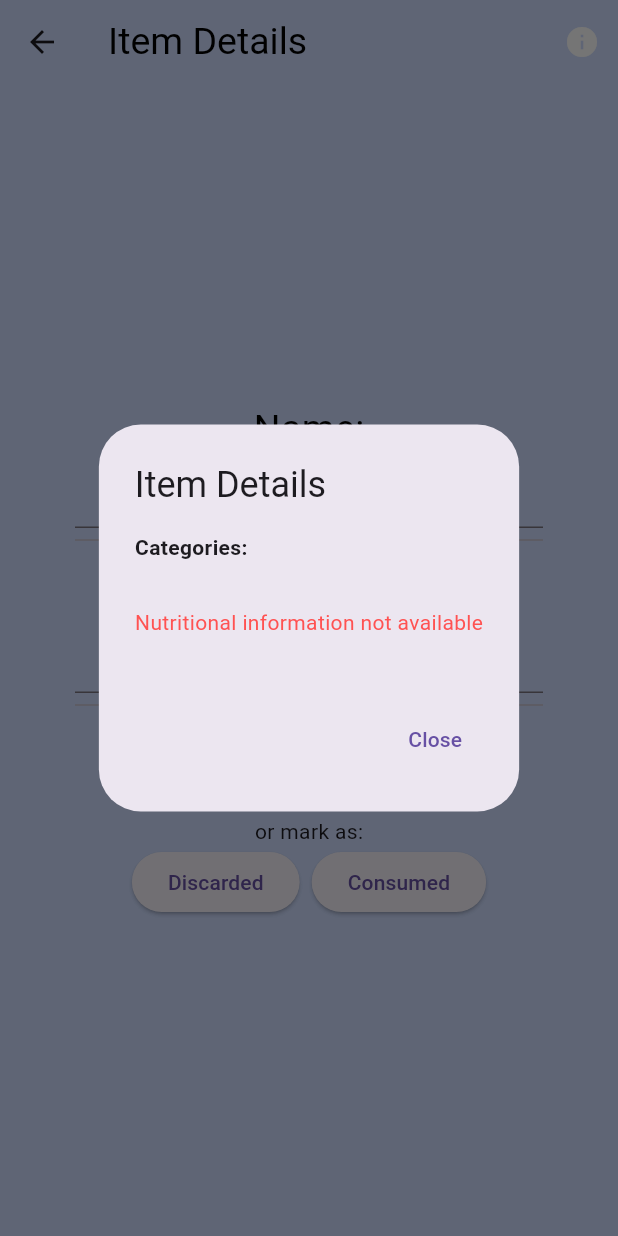
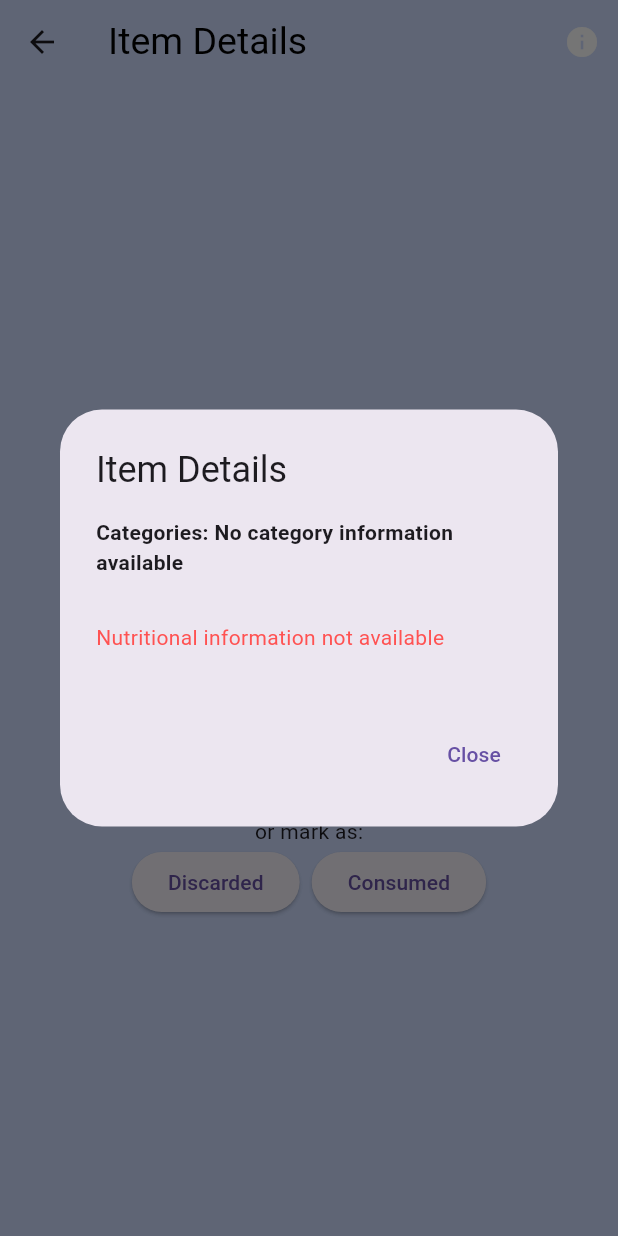
Before and after one commit to azizakurbonova/Pantry-Buddy, a Flutter app: the ItemDetails screen opened directly with empty values, after a tap on the "info" icon, on a phone screen of 412 x 824 dp. Run offline on Flutter 3.47's test engine with Material 3 defaults, Android fonts, the phone set to English and light mode, and no system bars; our stand-ins replace csv, firebase_auth, firebase_core, firebase_database, flutter_speed_dial; missing offline and left inert: dart:js_interop, flutter_barcode_scanner, string_similarity; accounts and stored records are empty.

Commit message:
implemented nutritents and category info

```diff
--- a/pantrybuddy/lib/Display/groceryDetails.dart
+++ b/pantrybuddy/lib/Display/groceryDetails.dart
@@ -33,35 +33,41 @@ class _FoodDetailsState extends State<ItemDetails> {
 
   int getIndex(List<GroceryItem> groceries, GroceryItem item) {
     for (int x = 0; x < groceries.length; x++) {
-      if (item.dateAdded.toIso8601String() ==
-          groceries[x].dateAdded.toIso8601String()) {
+      if ((item.dateAdded.toIso8601String() ==
+              groceries[x].dateAdded.toIso8601String()) &&
+          (item.name == groceries[x].name) &&
+          (item.quantity == groceries[x].quantity)) {
         return x;
       }
     }
     return -1;
   }
 
-  Map<String, String> parseNutritionalInfo(String? nutritionalInfo) {
-    Map<String, String> nutritionMap = {};
+  Map<String, List<String>> parseNutritionalInfo(String? nutritionalInfo) {
+    Map<String, List<String>> nutritionMap = {};
     if (nutritionalInfo == null || nutritionalInfo.isEmpty) {
       return nutritionMap;
     }
 
-    List<String> entries = nutritionalInfo.split(';');
+    List<String> entries = nutritionalInfo.split('; ');
     for (var entry in entries) {
-      if (entry.contains(':')) {
-        List<String> parts = entry.split(':');
-        if (parts.length >= 2) {
-          String key = parts[0].trim();
-          String value = parts[1].trim();
-          nutritionMap[key] = value;
-        }
+      List<String> parts = entry.split(', ');
+      if (parts.length >= 3) {
+        String name = parts[0].trim();
+        String amount = parts[1].trim();
+        String percentDaily = parts[2].trim();
+
+        nutritionMap[name] = [amount, percentDaily];
       }
     }
+
     return nutritionMap;
   }
 
   List<String> processCategories(List<dynamic> categories) {
+    if (categories.isEmpty) {
+      return ["No category information available"];
+    }
     return categories.map((category) => category.toString()).toList();
   }
 
@@ -101,6 +107,9 @@ class _FoodDetailsState extends State<ItemDetails> {
                                       columns: const <DataColumn>[
                                         DataColumn(label: Text('Nutrient')),
                                         DataColumn(label: Text('Value')),
+                                        DataColumn(
+                                            label:
+                                                Text('Percent of Daily Needs'))
                                       ],
                                       rows: parseNutritionalInfo(
                                               widget.item.nutritionalInfo)
@@ -108,7 +117,10 @@ class _FoodDetailsState extends State<ItemDetails> {
                                           .map((entry) => DataRow(
                                                 cells: <DataCell>[
                                                   DataCell(Text(entry.key)),
-                                                  DataCell(Text(entry.value)),
+                                                  DataCell(
+                                                      Text(entry.value[0])),
+                                                  DataCell(
+                                                      Text(entry.value[1])),
                                                 ],
                                               ))
                                           .toList(),
```
Also changed, not shown: pantrybuddy/lib/foodEntry/utility/AUTO.dart (+21 -9 lines), pantrybuddy/lib/foodEntry/utility/UPC.dart (+7 -3 lines), 1 other file.
